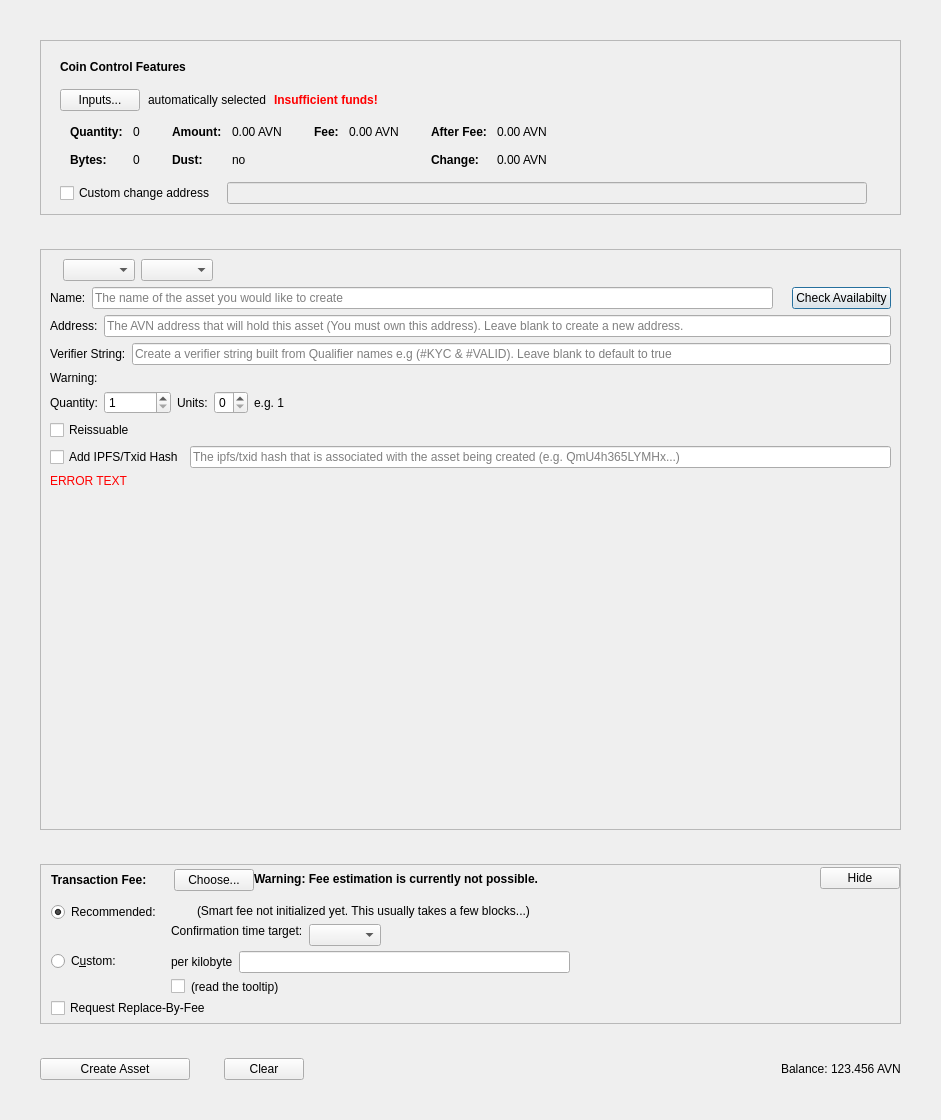
This is src/qt/forms/createassetdialog.ui in AvianNetwork/Avian as Qt 5 draws it before an edit. The edited form follows.
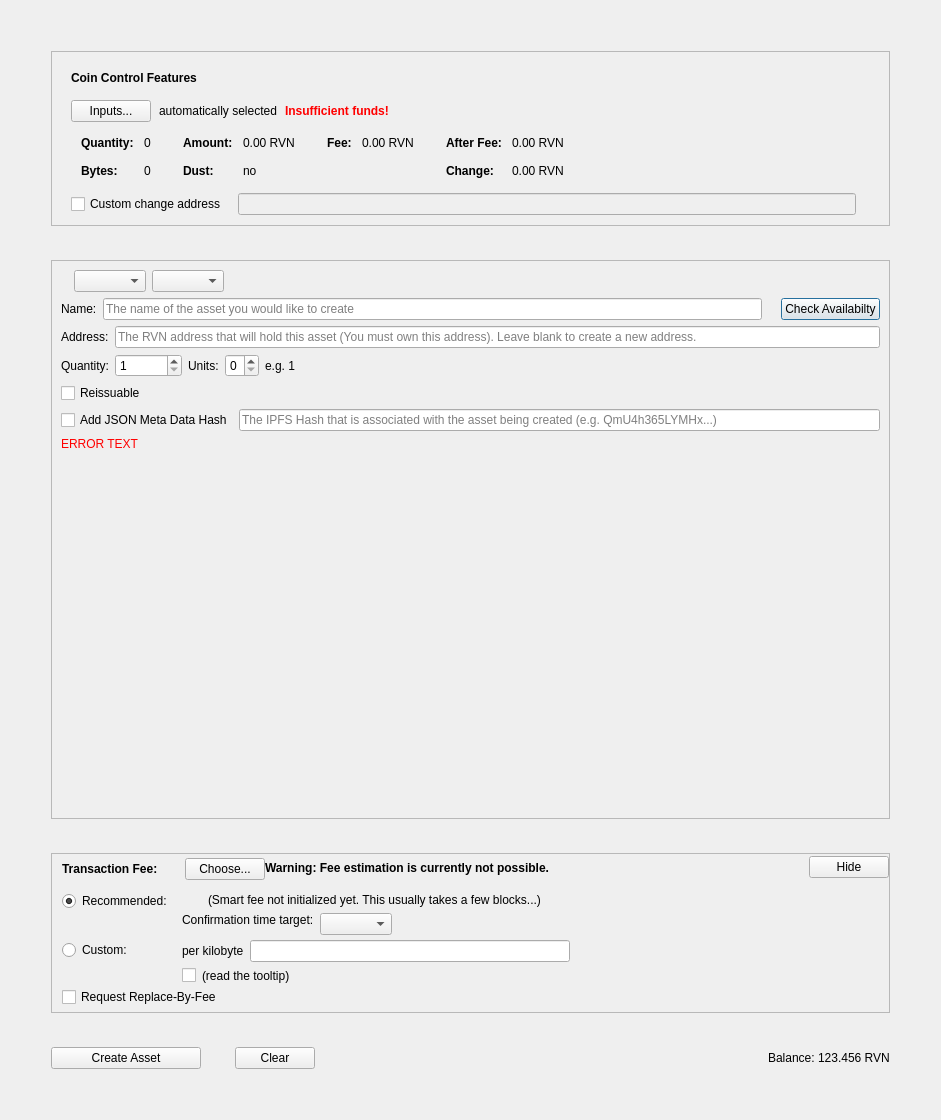
This is the edited form. Custom widgets are drawn as their Qt base class.

The edit to the form file:
```diff
--- a/src/qt/forms/createassetdialog.ui
+++ b/src/qt/forms/createassetdialog.ui
@@ -29,6 +29,8 @@
    <bool>false</bool>
   </property>
   <layout class="QVBoxLayout" name="verticalLayout">
+   <item>
+    <layout class="QVBoxLayout" name="verticalLayout_5">
    <property name="spacing">
     <number>34</number>
    </property>
@@ -56,7 +58,7 @@
       <enum>QFrame::StyledPanel</enum>
      </property>
      <property name="frameShadow">
-      <enum>QFrame::Sunken</enum>
+        <enum>QFrame::Raised</enum>
      </property>
      <layout class="QVBoxLayout" name="verticalLayout_2">
       <item>
@@ -333,7 +335,7 @@
                   <enum>Qt::ActionsContextMenu</enum>
                  </property>
                  <property name="text">
-                  <string notr="true">0.00 AVN</string>
+                    <string notr="true">0.00 RVN</string>
                  </property>
                  <property name="textInteractionFlags">
                   <set>Qt::LinksAccessibleByMouse|Qt::TextSelectableByKeyboard|Qt::TextSelectableByMouse</set>
@@ -413,7 +415,7 @@
                   <enum>Qt::ActionsContextMenu</enum>
                  </property>
                  <property name="text">
-                  <string notr="true">0.00 AVN</string>
+                    <string notr="true">0.00 RVN</string>
                  </property>
                  <property name="textInteractionFlags">
                   <set>Qt::LinksAccessibleByMouse|Qt::TextSelectableByKeyboard|Qt::TextSelectableByMouse</set>
@@ -464,7 +466,7 @@
                   <enum>Qt::ActionsContextMenu</enum>
                  </property>
                  <property name="text">
-                  <string notr="true">0.00 AVN</string>
+                    <string notr="true">0.00 RVN</string>
                  </property>
                  <property name="textInteractionFlags">
                   <set>Qt::LinksAccessibleByMouse|Qt::TextSelectableByKeyboard|Qt::TextSelectableByMouse</set>
@@ -493,7 +495,7 @@
                   <enum>Qt::ActionsContextMenu</enum>
                  </property>
                  <property name="text">
-                  <string notr="true">0.00 AVN</string>
+                    <string notr="true">0.00 RVN</string>
                  </property>
                  <property name="textInteractionFlags">
                   <set>Qt::LinksAccessibleByMouse|Qt::TextSelectableByKeyboard|Qt::TextSelectableByMouse</set>
@@ -595,7 +597,7 @@
       <enum>QFrame::StyledPanel</enum>
      </property>
      <property name="frameShadow">
-      <enum>QFrame::Sunken</enum>
+        <enum>QFrame::Raised</enum>
      </property>
      <layout class="QVBoxLayout" name="verticalLayout_4">
       <item>
@@ -686,37 +688,12 @@
              <string/>
             </property>
             <property name="placeholderText">
-             <string>The AVN address that will hold this asset (You must own this address). Leave blank to create a new address.</string>
+               <string>The RVN address that will hold this asset (You must own this address). Leave blank to create a new address.</string>
             </property>
            </widget>
           </item>
          </layout>
         </item>
-        <item>
-         <layout class="QHBoxLayout" name="horizontalLayout_9">
-          <item>
-           <widget class="QLabel" name="labelVerifierString">
-            <property name="text">
-             <string>Verifier String:</string>
-            </property>
-           </widget>
-          </item>
-          <item>
-           <widget class="QLineEdit" name="lineEditVerifierString">
-            <property name="placeholderText">
-             <string>Create a verifier string built from Qualifier names e.g (#KYC &amp; #VALID). Leave blank to default to true</string>
-            </property>
-           </widget>
-          </item>
-         </layout>
-        </item>
-        <item>
-         <widget class="QLabel" name="labelVerifierStringErrorMessage">
-          <property name="text">
-           <string>Warning:</string>
-          </property>
-         </widget>
-        </item>
         <item>
          <layout class="QHBoxLayout" name="horizontalLayout_2">
           <item>
@@ -810,7 +787,7 @@
              <string>Does this asset have an ipfs hash to go with it</string>
             </property>
             <property name="text">
-             <string>Add IPFS/Txid Hash</string>
+               <string>Add JSON Meta Data Hash</string>
             </property>
            </widget>
           </item>
@@ -823,7 +800,7 @@
              <number>64</number>
             </property>
             <property name="placeholderText">
-             <string>The ipfs/txid hash that is associated with the asset being created (e.g. QmU4h365LYMHx...)</string>
+               <string>The IPFS Hash that is associated with the asset being created (e.g. QmU4h365LYMHx...)</string>
             </property>
            </widget>
           </item>
@@ -869,7 +846,7 @@
       <enum>QFrame::StyledPanel</enum>
      </property>
      <property name="frameShadow">
-      <enum>QFrame::Sunken</enum>
+        <enum>QFrame::Raised</enum>
      </property>
      <layout class="QVBoxLayout" name="verticalLayout_3">
       <property name="spacing">
@@ -1176,7 +1153,7 @@
                <item>
                 <widget class="QRadioButton" name="radioCustomFee">
                  <property name="text">
-                  <string>C&amp;ustom:</string>
+                    <string>Custom:</string>
                  </property>
                  <attribute name="buttonGroup">
                   <string notr="true">groupFee</string>
@@ -1404,12 +1381,6 @@
        </property>
        <item>
         <widget class="QLabel" name="label">
-         <property name="sizePolicy">
-          <sizepolicy hsizetype="Preferred" vsizetype="Fixed">
-           <horstretch>0</horstretch>
-           <verstretch>0</verstretch>
-          </sizepolicy>
-         </property>
          <property name="layoutDirection">
           <enum>Qt::RightToLeft</enum>
          </property>
@@ -1420,19 +1391,15 @@
        </item>
        <item>
         <widget class="QLabel" name="labelBalance">
-         <property name="sizePolicy">
-          <sizepolicy hsizetype="Preferred" vsizetype="Fixed">
-           <horstretch>0</horstretch>
-           <verstretch>0</verstretch>
-          </sizepolicy>
-         </property>
          <property name="layoutDirection">
           <enum>Qt::RightToLeft</enum>
          </property>
          <property name="text">
-          <string>123.456 AVN</string>
-         </property>
-        </widget>
+            <string>123.456 RVN</string>
+           </property>
+          </widget>
+         </item>
+        </layout>
        </item>
       </layout>
      </item>
```
Left out of the diff: 14 changed lines with no effect on the pictures. Lines whose indentation alone changed are shown as unchanged.
